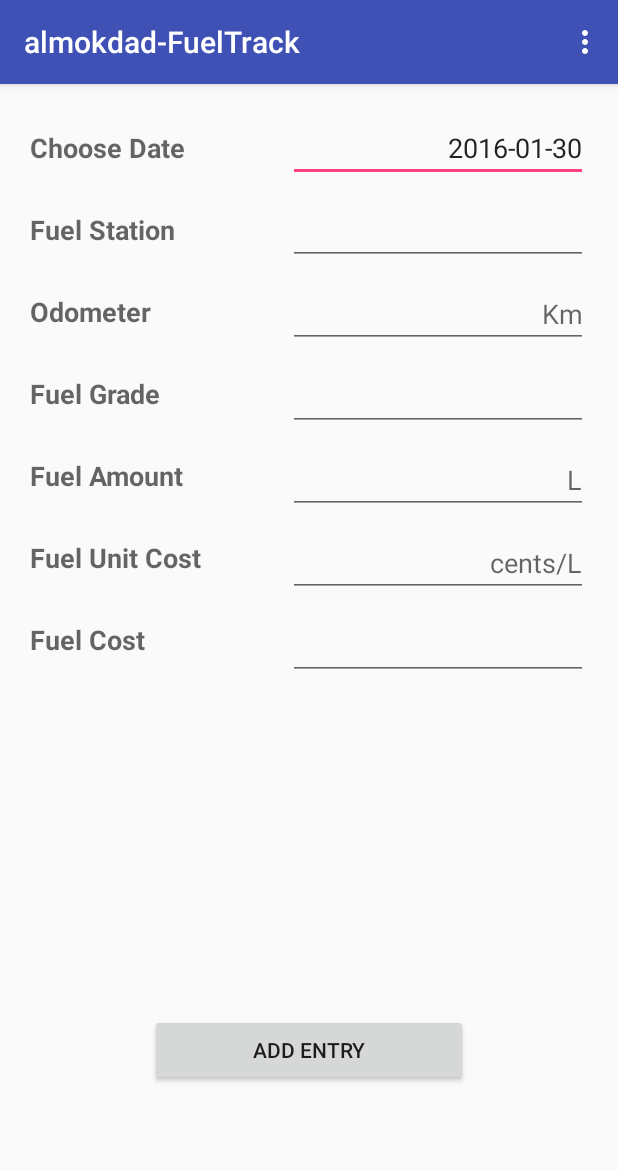
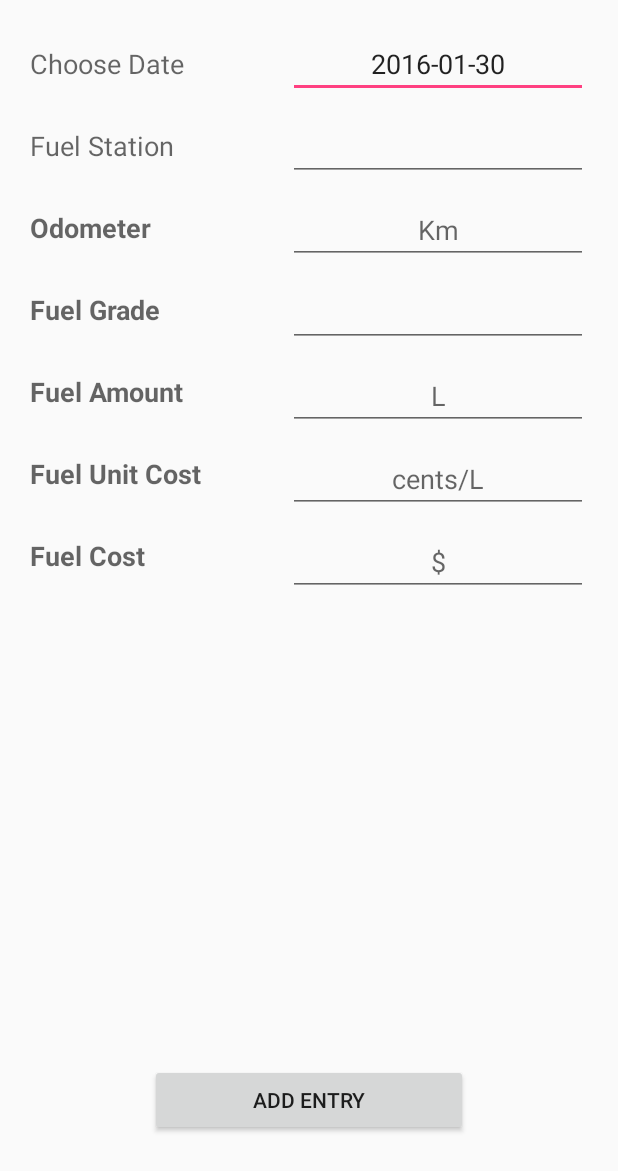
Before and after one commit to omokdad/CMPUT301_Assignment1, an Android app: the screen it shows after launch (new_log), on a phone screen of 412 x 824 dp. Shown: the top 1171 px of the screen. Run offline under Robolectric (Android 15) with nearby library versions, the phone set to English and light mode, and no system bars.

Commit message:
Added more functionality

```diff
--- a/app/build.gradle
+++ b/app/build.gradle
@@ -24,4 +24,5 @@ dependencies {
     testCompile 'junit:junit:4.12'
     compile 'com.android.support:appcompat-v7:23.1.1'
     compile 'com.android.support:design:23.1.1'
+    compile 'com.google.code.gson:gson:2.5'
 }
--- a/app/src/main/AndroidManifest.xml
+++ b/app/src/main/AndroidManifest.xml
@@ -18,10 +18,6 @@
                 <category android:name="android.intent.category.LAUNCHER" />
             </intent-filter>
         </activity>
-        <activity
-            android:name=".log_list"
-            android:label="@string/title_activity_log_list"
-            android:theme="@style/AppTheme.NoActionBar"></activity>
     </application>
 
 </manifest>
--- a/app/src/main/java/cmput301/almokdad_fueltrack/new_log.java
+++ b/app/src/main/java/cmput301/almokdad_fueltrack/new_log.java
@@ -4,10 +4,7 @@ import android.app.DatePickerDialog;
 import android.app.Dialog;
 import android.os.Bundle;
 import android.support.v7.app.AppCompatActivity;
-import android.support.v7.widget.Toolbar;
 import android.view.View;
-import android.view.Menu;
-import android.view.MenuItem;
 import android.widget.DatePicker;
 import android.widget.EditText;
 
@@ -23,9 +20,7 @@ public class new_log extends AppCompatActivity {
     @Override
     protected void onCreate(Bundle savedInstanceState) {
         super.onCreate(savedInstanceState);
-        setContentView(R.layout.activity_new_log);
-        Toolbar toolbar = (Toolbar) findViewById(R.id.toolbar);
-        setSupportActionBar(toolbar);
+        setContentView(R.layout.content_new_log);
 
         final Calendar cal = Calendar.getInstance();
         myYear = cal.get(Calendar.YEAR);
@@ -77,25 +72,4 @@ public class new_log extends AppCompatActivity {
         }
     };
 
-    @Override
-    public boolean onCreateOptionsMenu(Menu menu) {
-        // Inflate the menu; this adds items to the action bar if it is present.
-        getMenuInflater().inflate(R.menu.menu_new_log, menu);
-        return true;
-    }
-
-    @Override
-    public boolean onOptionsItemSelected(MenuItem item) {
-        // Handle action bar item clicks here. The action bar will
-        // automatically handle clicks on the Home/Up button, so long
-        // as you specify a parent activity in AndroidManifest.xml.
-        int id = item.getItemId();
-
-        //noinspection SimplifiableIfStatement
-        if (id == R.id.action_settings) {
-            return true;
-        }
-
-        return super.onOptionsItemSelected(item);
-    }
 }
--- a/app/src/main/res/layout/activity_new_log.xml
+++ /dev/null
@@ -1,27 +0,0 @@
-<?xml version="1.0" encoding="utf-8"?>
-<android.support.design.widget.CoordinatorLayout xmlns:android="http://schemas.android.com/apk/res/android"
-    xmlns:app="http://schemas.android.com/apk/res-auto"
-    xmlns:tools="http://schemas.android.com/tools"
-    android:layout_width="match_parent"
-    android:layout_height="match_parent"
-    android:fitsSystemWindows="true"
-    tools:context="cmput301.almokdad_fueltrack.new_log">
-
-    <android.support.design.widget.AppBarLayout
-        android:layout_width="match_parent"
-        android:layout_height="wrap_content"
-        android:theme="@style/AppTheme.AppBarOverlay">
-
-        <android.support.v7.widget.Toolbar
-            android:id="@+id/toolbar"
-            android:layout_width="match_parent"
-            android:layout_height="?attr/actionBarSize"
-            android:background="?attr/colorPrimary"
-            app:popupTheme="@style/AppTheme.PopupOverlay" />
-
-    </android.support.design.widget.AppBarLayout>
-
-    <include layout="@layout/content_new_log" />
-
-
-</android.support.design.widget.CoordinatorLayout>
--- a/app/src/main/res/layout/content_new_log.xml
+++ b/app/src/main/res/layout/content_new_log.xml
@@ -1,12 +1,12 @@
 <?xml version="1.0" encoding="utf-8"?>
-<RelativeLayout xmlns:android="http://schemas.android.com/apk/res/android"
+<RelativeLayout
+    xmlns:android="http://schemas.android.com/apk/res/android"
     xmlns:app="http://schemas.android.com/apk/res-auto"
     xmlns:tools="http://schemas.android.com/tools"
     android:layout_width="match_parent"
     android:layout_height="match_parent"
     app:layout_behavior="@string/appbar_scrolling_view_behavior"
     tools:context="cmput301.almokdad_fueltrack.new_log"
-    tools:showIn="@layout/activity_new_log"
     android:orientation="vertical">
 
     <TextView
@@ -15,7 +15,6 @@
         android:textAppearance="?android:attr/textAppearanceMedium"
         android:text="@string/head_date"
         android:id="@+id/head_date"
-        android:textStyle="bold"
         android:typeface="sans"
         android:layout_marginTop="30dp"
         android:layout_marginStart="20dp" />
@@ -31,7 +30,7 @@
         android:layout_marginTop="20dp"
         android:layout_marginEnd="20dp"
         android:layout_alignParentEnd="true"
-        android:textAlignment="textEnd" />
+        android:textAlignment="center" />
 
     <TextView
         android:layout_width="wrap_content"
@@ -39,7 +38,6 @@
         android:textAppearance="?android:attr/textAppearanceMedium"
         android:text="@string/head_station"
         android:id="@+id/head_station"
-        android:textStyle="bold"
         android:typeface="sans"
         android:layout_below="@+id/head_date"
         android:layout_marginTop="30dp"
@@ -56,7 +54,7 @@
         android:inputType="text"
         android:layout_marginEnd="20dp"
         android:layout_alignParentEnd="true"
-        android:textAlignment="textEnd" />
+        android:textAlignment="center" />
 
     <TextView
         android:layout_width="wrap_content"
@@ -82,7 +80,7 @@
         android:inputType="numberDecimal"
         android:layout_marginEnd="20dp"
         android:layout_alignParentEnd="true"
-        android:textAlignment="textEnd" />
+        android:textAlignment="center" />
 
     <TextView
         android:layout_width="wrap_content"
@@ -107,7 +105,7 @@
         android:inputType="text"
         android:layout_marginEnd="20dp"
         android:layout_alignParentEnd="true"
-        android:textAlignment="textEnd" />
+        android:textAlignment="center" />
 
     <TextView
         android:layout_width="wrap_content"
@@ -133,7 +131,7 @@
         android:inputType="numberDecimal"
         android:layout_marginEnd="20dp"
         android:layout_alignParentEnd="true"
-        android:textAlignment="textEnd" />
+        android:textAlignment="center" />
 
     <TextView
         android:layout_width="wrap_content"
@@ -159,7 +157,7 @@
         android:inputType="numberDecimal"
         android:layout_marginEnd="20dp"
         android:layout_alignParentEnd="true"
-        android:textAlignment="textEnd" />
+        android:textAlignment="center" />
 
     <TextView
         android:layout_width="wrap_content"
@@ -184,16 +182,17 @@
         android:editable="false"
         android:layout_marginEnd="20dp"
         android:layout_alignParentEnd="true"
-        android:textAlignment="textEnd" />
+        android:textAlignment="center"
+        android:hint="$" />
 
     <Button
         android:layout_width="match_parent"
         android:layout_height="wrap_content"
         android:text="@string/button_add_entry"
         android:id="@+id/button_add_entry"
-        android:layout_marginBottom="100dp"
+        android:layout_marginBottom="100px"
         android:layout_alignParentBottom="true"
         android:layout_marginStart="100dp"
-        android:layout_marginEnd="100dp"/>
+        android:layout_marginEnd="100dp" />
 
 </RelativeLayout>
--- a/app/src/main/res/menu/menu_new_log.xml
+++ /dev/null
@@ -1,16 +0,0 @@
-<menu xmlns:android="http://schemas.android.com/apk/res/android"
-    xmlns:app="http://schemas.android.com/apk/res-auto"
-    xmlns:tools="http://schemas.android.com/tools"
-    tools:context="cmput301.almokdad_fueltrack.new_log">
-    <item
-        android:id="@+id/action_settings"
-        android:orderInCategory="100"
-        android:title="@string/action_settings"
-        app:showAsAction="never" />
-
-    <item
-        android:id="@+id/action_edit"
-        android:orderInCategory="1"
-        android:title="Edit Entries"
-        />
-</menu>
```
Also changed, not shown: app/src/main/java/cmput301/almokdad_fueltrack/Fillup.java (added, +77 -0 lines), app/src/main/java/cmput301/almokdad_fueltrack/FillupLog.java (added, +20 -0 lines), app/src/main/java/cmput301/almokdad_fueltrack/LogListActivity.java (added, +83 -0 lines), app/src/main/java/cmput301/almokdad_fueltrack/log_list.java (deleted, +0 -29 lines), app/src/main/res/layout/activity_log_list.xml (+20 -26 lines), app/src/main/res/layout/content_log_list.xml (deleted, +0 -15 lines).
